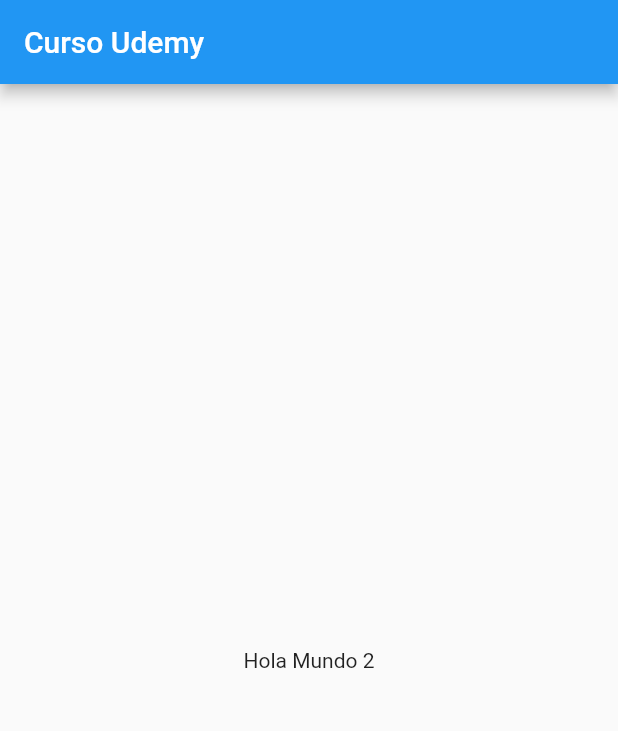
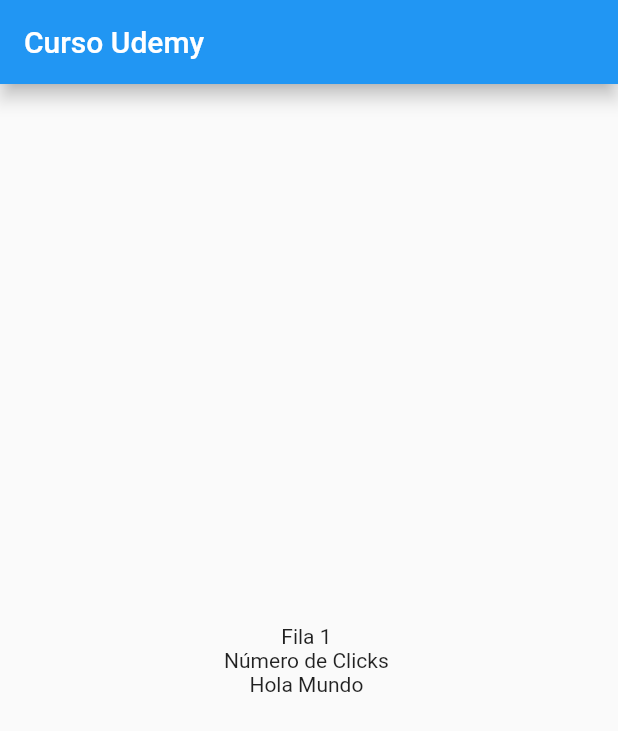
Before and after one commit to juriel/udemy_fernando_herrera, a Flutter app: the screen it shows after launch, on a phone screen of 412 x 824 dp. Shown: the top 731 px of the screen. Run offline on Flutter 3.47's test engine with Material 2 defaults, Android fonts, the phone set to English and light mode, and no system bars.

Commit message:
Se centra el contenido de la columna

```diff
--- a/lib/screens/home_page.dart
+++ b/lib/screens/home_page.dart
@@ -1,14 +1,23 @@
 import 'package:flutter/material.dart';
 
-class HomePage extends StatelessWidget{
+class HomePage extends StatelessWidget {
   const HomePage({Key? key}) : super(key: key);
 
   @override
   Widget build(BuildContext context) {
-    return   Scaffold(
-      appBar: AppBar(title: const Text("Curso Udemy")),
-      body: Center(child: Text("Hola Mundo 2"))
-      );
+    return Scaffold(
+        appBar: AppBar(
+          title: const Text("Curso Udemy"),
+          elevation: 5.0,
+        ),
+        body: Center(
+            child: Column(
+              mainAxisAlignment: MainAxisAlignment.center,
+          children: [
+            Text("Fila 1 "),
+            Text("Número de Clicks "),
+            Text("Hola Mundo "),
+          ],
+        )));
   }
-
 }
```
